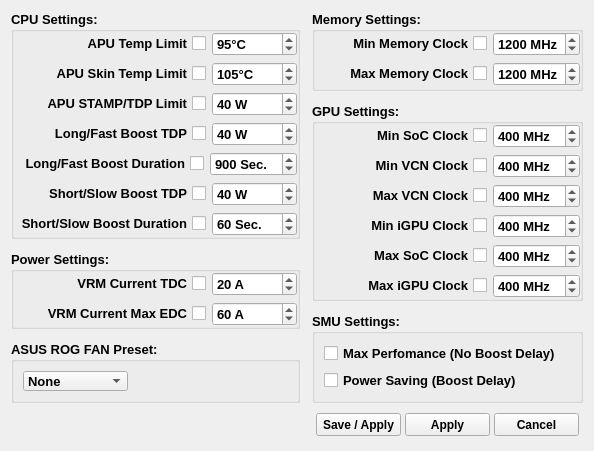
Qt form CtrlAPUForm.ui (xodj/RyzenAdjCtrl) before a commit.
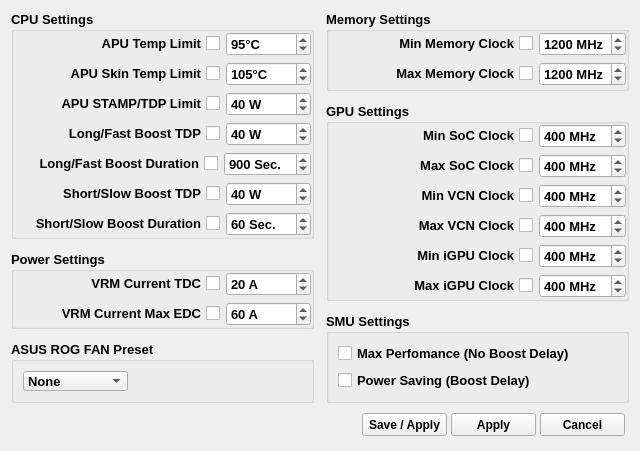
The same form after that commit.

What changed in the file:
```diff
--- a/CtrlAPUForm.ui
+++ b/CtrlAPUForm.ui
@@ -6,7 +6,7 @@
    <rect>
     <x>0</x>
     <y>0</y>
-    <width>594</width>
+    <width>640</width>
     <height>415</height>
    </rect>
   </property>
@@ -40,7 +40,7 @@
           </font>
          </property>
          <property name="title">
-          <string>CPU Settings:</string>
+          <string>CPU Settings</string>
          </property>
          <property name="flat">
           <bool>true</bool>
@@ -543,7 +543,7 @@
           </font>
          </property>
          <property name="title">
-          <string>Power Settings:</string>
+          <string>Power Settings</string>
          </property>
          <property name="flat">
           <bool>true</bool>
@@ -702,7 +702,7 @@
           </font>
          </property>
          <property name="title">
-          <string>ASUS ROG FAN Preset:</string>
+          <string>ASUS ROG FAN Preset</string>
          </property>
          <property name="flat">
           <bool>true</bool>
@@ -774,7 +774,7 @@
           </font>
          </property>
          <property name="title">
-          <string>Memory Settings:</string>
+          <string>Memory Settings</string>
          </property>
          <property name="flat">
           <bool>true</bool>
@@ -933,7 +933,7 @@
           </font>
          </property>
          <property name="title">
-          <string>GPU Settings:</string>
+          <string>GPU Settings</string>
          </property>
          <property name="flat">
           <bool>true</bool>
@@ -1018,6 +1018,73 @@
             </item>
            </layout>
           </item>
+          <item>
+           <layout class="QHBoxLayout" name="horizontalLayout_17">
+            <item>
+             <spacer name="horizontalSpacer_16">
+              <property name="orientation">
+               <enum>Qt::Horizontal</enum>
+              </property>
+              <property name="sizeHint" stdset="0">
+               <size>
+                <width>1</width>
+                <height>20</height>
+               </size>
+              </property>
+             </spacer>
+            </item>
+            <item>
+             <widget class="QCheckBox" name="maxSocclkCheckBox">
+              <property name="sizePolicy">
+               <sizepolicy hsizetype="Fixed" vsizetype="Fixed">
+                <horstretch>0</horstretch>
+                <verstretch>0</verstretch>
+               </sizepolicy>
+              </property>
+              <property name="minimumSize">
+               <size>
+                <width>0</width>
+                <height>20</height>
+               </size>
+              </property>
+              <property name="layoutDirection">
+               <enum>Qt::RightToLeft</enum>
+              </property>
+              <property name="text">
+               <string>Max SoC Clock</string>
+              </property>
+             </widget>
+            </item>
+            <item>
+             <widget class="QSpinBox" name="maxSocclkSpinBox">
+              <property name="sizePolicy">
+               <sizepolicy hsizetype="Fixed" vsizetype="Fixed">
+                <horstretch>0</horstretch>
+                <verstretch>0</verstretch>
+               </sizepolicy>
+              </property>
+              <property name="minimumSize">
+               <size>
+                <width>85</width>
+                <height>0</height>
+               </size>
+              </property>
+              <property name="suffix">
+               <string> MHz</string>
+              </property>
+              <property name="maximum">
+               <number>2200</number>
+              </property>
+              <property name="singleStep">
+               <number>16</number>
+              </property>
+              <property name="value">
+               <number>400</number>
+              </property>
+             </widget>
+            </item>
+           </layout>
+          </item>
           <item>
            <layout class="QHBoxLayout" name="horizontalLayout_14">
             <item>
@@ -1219,73 +1286,6 @@
             </item>
            </layout>
           </item>
-          <item>
-           <layout class="QHBoxLayout" name="horizontalLayout_17">
-            <item>
-             <spacer name="horizontalSpacer_16">
-              <property name="orientation">
-               <enum>Qt::Horizontal</enum>
-              </property>
-              <property name="sizeHint" stdset="0">
-               <size>
-                <width>1</width>
-                <height>20</height>
-               </size>
-              </property>
-             </spacer>
-            </item>
-            <item>
-             <widget class="QCheckBox" name="maxSocclkCheckBox">
-              <property name="sizePolicy">
-               <sizepolicy hsizetype="Fixed" vsizetype="Fixed">
-                <horstretch>0</horstretch>
-                <verstretch>0</verstretch>
-               </sizepolicy>
-              </property>
-              <property name="minimumSize">
-               <size>
-                <width>0</width>
-                <height>20</height>
-               </size>
-              </property>
-              <property name="layoutDirection">
-               <enum>Qt::RightToLeft</enum>
-              </property>
-              <property name="text">
-               <string>Max SoC Clock</string>
-              </property>
-             </widget>
-            </item>
-            <item>
-             <widget class="QSpinBox" name="maxSocclkSpinBox">
-              <property name="sizePolicy">
-               <sizepolicy hsizetype="Fixed" vsizetype="Fixed">
-                <horstretch>0</horstretch>
-                <verstretch>0</verstretch>
-               </sizepolicy>
-              </property>
-              <property name="minimumSize">
-               <size>
-                <width>85</width>
-                <height>0</height>
-               </size>
-              </property>
-              <property name="suffix">
-               <string> MHz</string>
-              </property>
-              <property name="maximum">
-               <number>2200</number>
-              </property>
-              <property name="singleStep">
-               <number>16</number>
-              </property>
-              <property name="value">
-               <number>400</number>
-              </property>
-             </widget>
-            </item>
-           </layout>
-          </item>
           <item>
            <layout class="QHBoxLayout" name="horizontalLayout_19">
             <item>
@@ -1366,7 +1366,7 @@
           </font>
          </property>
          <property name="title">
-          <string>SMU Settings:</string>
+          <string>SMU Settings</string>
          </property>
          <property name="flat">
           <bool>true</bool>
```
